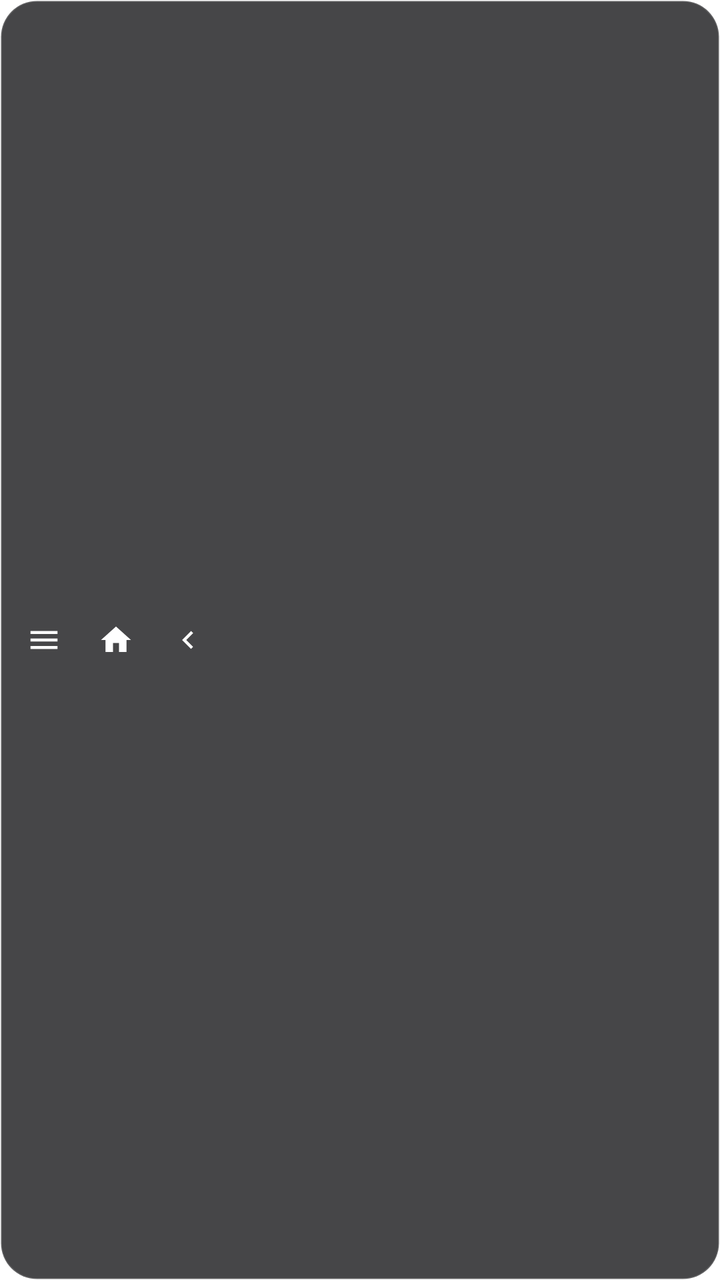
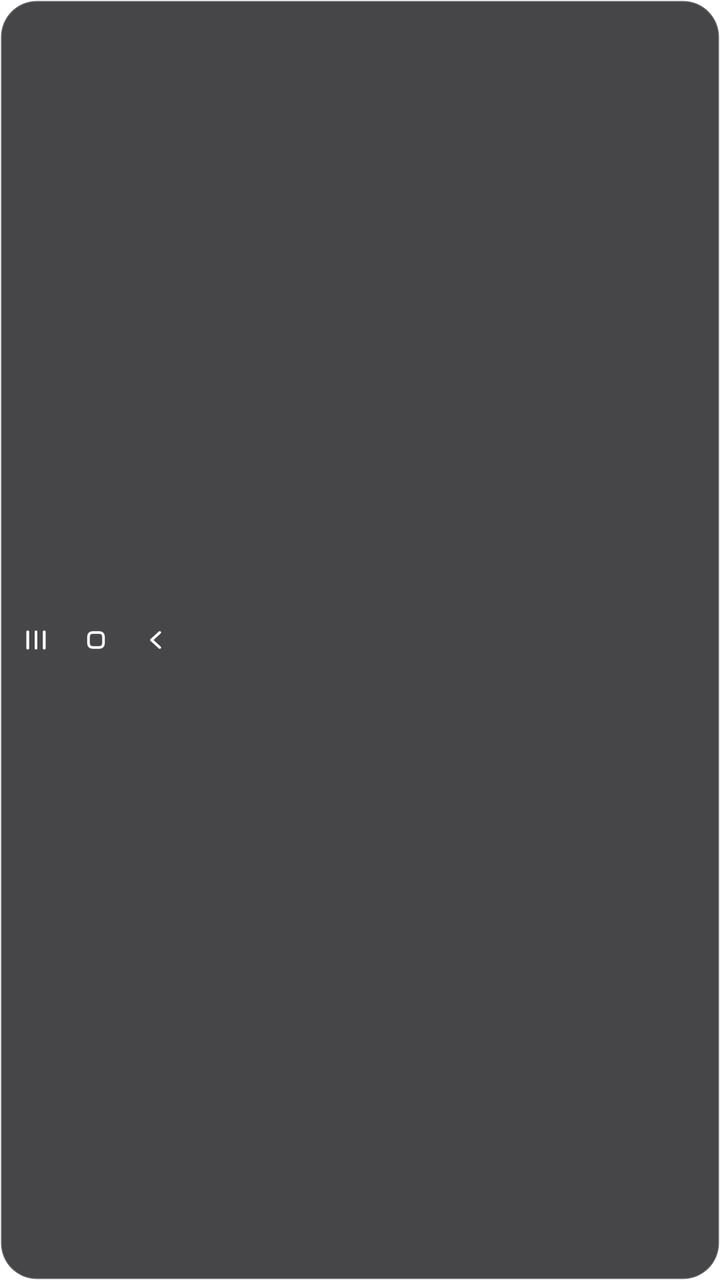

The first picture is an Android layout as it rendered before a commit; the second is the same layout after the commit. The layout source and the unified diff follow.
<!-- AndroidManifest.xml: application theme AppTheme -->
<!-- res/layout/desktop_nav_pill.xml -->
<?xml version="1.0" encoding="utf-8"?>
<LinearLayout
    xmlns:android="http://schemas.android.com/apk/res/android"
    android:id="@+id/desktop_nav_pill"
    android:layout_width="wrap_content"
    android:layout_height="36dp"
    android:layout_gravity="bottom|end"
    android:layout_marginEnd="16dp"
    android:layout_marginBottom="12dp"
    android:background="@drawable/bg_desktop_pill"
    android:gravity="center_vertical"
    android:orientation="horizontal"
    android:paddingStart="6dp"
    android:paddingEnd="6dp">

    <ImageView
        android:id="@+id/btn_nav_menu"
        android:layout_width="32dp"
        android:layout_height="28dp"
        android:padding="5dp"
        android:background="?android:attr/selectableItemBackgroundBorderless"
        android:src="@drawable/ic_nav_menu"
        android:tint="#FFFFFFFF"
        android:clickable="true"
        android:focusable="true"
        android:contentDescription="@null" />

    <ImageView
        android:id="@+id/btn_nav_home"
        android:layout_width="32dp"
        android:layout_height="28dp"
        android:layout_marginStart="4dp"
        android:layout_marginEnd="4dp"
        android:padding="5dp"
        android:background="?android:attr/selectableItemBackgroundBorderless"
        android:src="@drawable/ic_nav_home"
        android:tint="#FFFFFFFF"
        android:clickable="true"
        android:focusable="true"
        android:contentDescription="@null" />

    <ImageView
        android:id="@+id/btn_nav_back"
        android:layout_width="32dp"
        android:layout_height="28dp"
        android:padding="5dp"
        android:background="?android:attr/selectableItemBackgroundBorderless"
        android:src="@drawable/ic_nav_back"
        android:tint="#FFFFFFFF"
        android:clickable="true"
        android:focusable="true"
        android:contentDescription="@null" />

</LinearLayout>
<!-- resources referenced by this layout -->
<resources>
  <!-- drawable bg_desktop_pill (drawable) -->
  <?xml version="1.0" encoding="utf-8"?>
  <shape xmlns:android="http://schemas.android.com/apk/res/android"
      android:shape="rectangle">
      <solid android:color="#CC18181B" />
      <corners android:radius="18dp" />
      <stroke
          android:width="1dp"
          android:color="#26FFFFFF" />
  </shape>
  <!-- drawable ic_nav_back (drawable) -->
  <?xml version="1.0" encoding="utf-8"?>
  <vector xmlns:android="http://schemas.android.com/apk/res/android"
      android:width="20dp"
      android:height="20dp"
      android:viewportWidth="24.0"
      android:viewportHeight="24.0">
      <path
          android:fillColor="#FFFFFFFF"
          android:pathData="M15.41,7.41L14,6l-6,6 6,6 1.41,-1.41L10.83,12z"/>
  </vector>
  <!-- drawable ic_nav_home (drawable) -->
  <?xml version="1.0" encoding="utf-8"?>
  <vector xmlns:android="http://schemas.android.com/apk/res/android"
      android:width="20dp"
      android:height="20dp"
      android:viewportWidth="24.0"
      android:viewportHeight="24.0">
      <path
          android:fillColor="#FFFFFFFF"
          android:pathData="M10,20v-6h4v6h5v-8h3L12,3 2,12h3v8z"/>
  </vector>
  <!-- drawable ic_nav_menu (drawable) -->
  <?xml version="1.0" encoding="utf-8"?>
  <vector xmlns:android="http://schemas.android.com/apk/res/android"
      android:width="20dp"
      android:height="20dp"
      android:viewportWidth="24.0"
      android:viewportHeight="24.0">
      <path
          android:fillColor="#FFFFFFFF"
          android:pathData="M3,6h18v2H3V6z M3,11h18v2H3V11z M3,16h18v2H3V16z"/>
  </vector>
  <style name="AppTheme" parent="@style/LauncherTheme">
          <item name="android:windowFullscreen">true</item>
      </style>
  <style name="BaseLauncherTheme" parent="@android:style/Theme.DeviceDefault.Light">
          <item name="android:colorBackgroundCacheHint">@null</item>
          <item name="android:colorEdgeEffect">#FF757575</item>
          <item name="android:windowActionBar">false</item>
          <item name="android:windowBackground">@android:color/transparent</item>
          <item name="android:windowNoTitle">true</item>
          <item name="android:windowShowWallpaper">true</item>
          <item name="android:windowFullscreen">true</item>
          <item name="folderTextColor">?attr/workspaceTextColor</item>
      </style>
  <style name="WidgetContainerTheme" parent="@android:style/Theme.DeviceDefault.Settings">
          <item name="android:colorEdgeEffect">?android:attr/textColorSecondaryInverse</item>
          <item name="android:textColorPrimary">?android:attr/textColorPrimaryInverse</item>
          <item name="android:textColorSecondary">?android:attr/textColorSecondaryInverse</item>
      </style>
  <!-- unchanged entries left out for length: 2 -->
</resources>

<!-- the commit's change to res/layout/desktop_nav_pill.xml (unified diff, before → after) -->
@@ -3,21 +3,21 @@
     xmlns:android="http://schemas.android.com/apk/res/android"
     android:id="@+id/desktop_nav_pill"
     android:layout_width="wrap_content"
-    android:layout_height="36dp"
+    android:layout_height="30dp"
     android:layout_gravity="bottom|end"
-    android:layout_marginEnd="16dp"
-    android:layout_marginBottom="12dp"
+    android:layout_marginEnd="8dp"
+    android:layout_marginBottom="6dp"
     android:background="@drawable/bg_desktop_pill"
     android:gravity="center_vertical"
     android:orientation="horizontal"
-    android:paddingStart="6dp"
-    android:paddingEnd="6dp">
+    android:paddingStart="4dp"
+    android:paddingEnd="4dp">
 
     <ImageView
         android:id="@+id/btn_nav_menu"
-        android:layout_width="32dp"
-        android:layout_height="28dp"
-        android:padding="5dp"
+        android:layout_width="28dp"
+        android:layout_height="24dp"
+        android:padding="3dp"
         android:background="?android:attr/selectableItemBackgroundBorderless"
         android:src="@drawable/ic_nav_menu"
         android:tint="#FFFFFFFF"
@@ -27,11 +27,11 @@
 
     <ImageView
         android:id="@+id/btn_nav_home"
-        android:layout_width="32dp"
-        android:layout_height="28dp"
-        android:layout_marginStart="4dp"
-        android:layout_marginEnd="4dp"
-        android:padding="5dp"
+        android:layout_width="28dp"
+        android:layout_height="24dp"
+        android:layout_marginStart="2dp"
+        android:layout_marginEnd="2dp"
+        android:padding="3dp"
         android:background="?android:attr/selectableItemBackgroundBorderless"
         android:src="@drawable/ic_nav_home"
         android:tint="#FFFFFFFF"
@@ -41,9 +41,9 @@
 
     <ImageView
         android:id="@+id/btn_nav_back"
-        android:layout_width="32dp"
-        android:layout_height="28dp"
-        android:padding="5dp"
+        android:layout_width="28dp"
+        android:layout_height="24dp"
+        android:padding="3dp"
         android:background="?android:attr/selectableItemBackgroundBorderless"
         android:src="@drawable/ic_nav_back"
         android:tint="#FFFFFFFF"
<!-- resource entries referenced after the edit -->
@@ -18,8 +18,12 @@
       android:viewportWidth="24.0"
       android:viewportHeight="24.0">
       <path
-          android:fillColor="#FFFFFFFF"
-          android:pathData="M15.41,7.41L14,6l-6,6 6,6 1.41,-1.41L10.83,12z"/>
+          android:strokeColor="#FFFFFFFF"
+          android:strokeWidth="1.8"
+          android:strokeLineCap="round"
+          android:strokeLineJoin="round"
+          android:fillColor="#00000000"
+          android:pathData="M14.5,7 L9,12 L14.5,17"/>
   </vector>
   <!-- drawable ic_nav_home (drawable) -->
   <?xml version="1.0" encoding="utf-8"?>
@@ -29,8 +33,11 @@
       android:viewportWidth="24.0"
       android:viewportHeight="24.0">
       <path
-          android:fillColor="#FFFFFFFF"
-          android:pathData="M10,20v-6h4v6h5v-8h3L12,3 2,12h3v8z"/>
+          android:strokeColor="#FFFFFFFF"
+          android:strokeWidth="1.8"
+          android:strokeLineJoin="round"
+          android:fillColor="#00000000"
+          android:pathData="M10,7 h4 c2,0 3,1 3,3 v4 c0,2 -1,3 -3,3 h-4 c-2,0 -3,-1 -3,-3 v-4 c0,-2 1,-3 3,-3 z"/>
   </vector>
   <!-- drawable ic_nav_menu (drawable) -->
   <?xml version="1.0" encoding="utf-8"?>
@@ -40,8 +47,10 @@
       android:viewportWidth="24.0"
       android:viewportHeight="24.0">
       <path
-          android:fillColor="#FFFFFFFF"
-          android:pathData="M3,6h18v2H3V6z M3,11h18v2H3V11z M3,16h18v2H3V16z"/>
+          android:strokeColor="#FFFFFFFF"
+          android:strokeWidth="1.8"
+          android:strokeLineCap="round"
+          android:pathData="M6.5,6.5v11 M12,6.5v11 M17.5,6.5v11"/>
   </vector>
   <style name="AppTheme" parent="@style/LauncherTheme">
           <item name="android:windowFullscreen">true</item>
